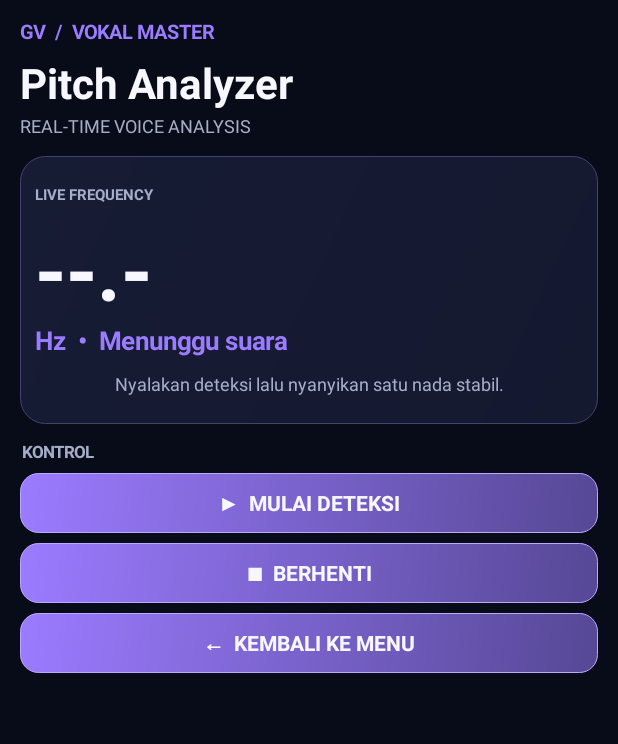
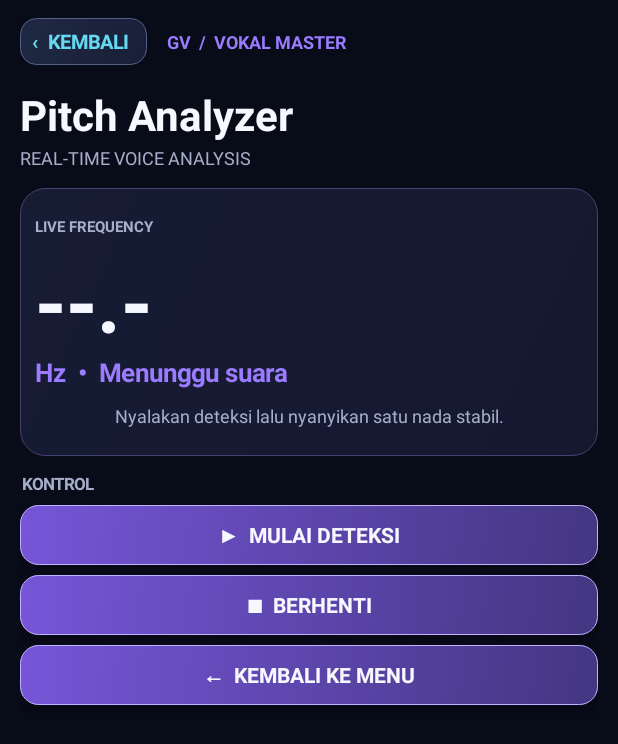
Before and after one commit to akiura1303/vocal-master-offline, an Android app: the screen it shows after launch (MainActivity), after a tap on an icon or button, on a phone screen of 412 x 824 dp. Shown: the top 744 px of the screen. Run offline under Robolectric (Android 15) with nearby library versions, the phone set to English and light mode, and no system bars.

Commit message:
Improve navigation, Android back behavior, and raised premium card UI

```diff
--- a/app/src/main/java/id/vocalmaster/offline/MainActivity.java
+++ b/app/src/main/java/id/vocalmaster/offline/MainActivity.java
@@ -22,6 +22,8 @@ public class MainActivity extends Activity {
     private AudioRecord recorder; private volatile boolean listening=false; private Thread audioThread;
     private final Handler handler=new Handler(Looper.getMainLooper());
     private int sessions=0;
+    private Runnable backAction=null;
+    private boolean onHome=true;
 
     @Override public void onCreate(Bundle b){super.onCreate(b);getWindow().setStatusBarColor(bg);getWindow().setNavigationBarColor(bg);home();}
     private GradientDrawable shape(int c,int r,int stroke){GradientDrawable d=new GradientDrawable(GradientDrawable.Orientation.TL_BR,new int[]{c,blend(c,0xFF11162B)});d.setCornerRadius(r);d.setStroke(1,stroke);return d;}
@@ -29,20 +31,20 @@ public class MainActivity extends Activity {
     private TextView txt(String s,int size,int color,boolean bold){TextView t=new TextView(this);t.setText(s);t.setTextSize(size);t.setTextColor(color);if(bold)t.setTypeface(Typeface.DEFAULT,Typeface.BOLD);return t;}
     private LinearLayout col(){LinearLayout l=new LinearLayout(this);l.setOrientation(1);return l;}
     private void startPage(String title,String eyebrow){
-        stopMic();page=col();page.setBackgroundColor(bg);ScrollView sc=new ScrollView(this);sc.setFillViewport(true);body=col();body.setPadding(20,18,20,28);sc.addView(body);page.addView(sc);setContentView(page);
-        TextView brand=txt("GV  /  VOKAL MASTER",13,purple,true);body.addView(brand);
+        stopMic(); onHome=false; backAction=()->home(); page=col();page.setBackgroundColor(bg);ScrollView sc=new ScrollView(this);sc.setFillViewport(true);body=col();body.setPadding(20,18,20,28);sc.addView(body);page.addView(sc);setContentView(page);
+        LinearLayout nav=new LinearLayout(this);nav.setGravity(Gravity.CENTER_VERTICAL);nav.setPadding(0,0,0,12); TextView back=txt("‹  KEMBALI",13,cyan,true);back.setPadding(12,10,18,10);back.setBackground(shape(0xFF202943,16,0xFF53618A));back.setElevation(7);back.setOnClickListener(v->goBack());nav.addView(back);TextView brand=txt("     GV  /  VOKAL MASTER",12,purple,true);nav.addView(brand);body.addView(nav);
         TextView head=txt(title,28,white,true);head.setPadding(0,9,0,2);body.addView(head);
         TextView sub=txt(eyebrow,12,muted,false);sub.setPadding(0,0,0,18);body.addView(sub);
     }
     private void label(String s){TextView t=txt(s.toUpperCase(Locale.ROOT),11,muted,true);t.setPadding(2,16,2,10);body.addView(t);}
     private void card(String icon,String title,String desc,Runnable run){
-        LinearLayout c=col();c.setPadding(16,15,16,15);c.setBackground(shape(panel,22,0xFF303956));
-        TextView ic=txt(icon,24,purple,true);c.addView(ic);TextView h=txt(title,17,white,true);h.setPadding(0,9,0,4);c.addView(h);c.addView(txt(desc,12,muted,false));
+        LinearLayout c=col();c.setPadding(18,17,18,17);c.setBackground(shape(0xFF1B2440,22,0xFF53618A));c.setElevation(9f);
+        TextView ic=txt(icon,24,purple,true);c.addView(ic);TextView h=txt(title,17,white,true);h.setPadding(0,9,0,4);c.addView(h);c.addView(txt(desc,12,muted,false)); TextView hint=txt("BUKA MODUL  ›",10,cyan,true);hint.setPadding(0,12,0,0);c.addView(hint);
         c.setOnClickListener(v->run.run());LinearLayout.LayoutParams p=new LinearLayout.LayoutParams(-1,-2);p.bottomMargin=11;body.addView(c,p);
     }
-    private void action(String s,Runnable r){TextView b=txt(s,14,white,true);b.setGravity(Gravity.CENTER);b.setPadding(15,15,15,15);b.setBackground(shape(purple,18,0xFFBBA9FF));LinearLayout.LayoutParams p=new LinearLayout.LayoutParams(-1,-2);p.bottomMargin=10;body.addView(b,p);b.setOnClickListener(v->r.run());}
+    private void action(String s,Runnable r){TextView b=txt(s,14,white,true);b.setGravity(Gravity.CENTER);b.setPadding(15,15,15,15);b.setBackground(shape(0xFF7656D8,18,0xFFC2B2FF));b.setElevation(8f);LinearLayout.LayoutParams p=new LinearLayout.LayoutParams(-1,-2);p.bottomMargin=10;body.addView(b,p);b.setOnClickListener(v->r.run());}
     private void home(){
-        startPage("Train your voice.","YOUR PERSONAL OFFLINE VOCAL COACH");
+        onHome=true;backAction=null; startPage("Train your voice.","YOUR PERSONAL OFFLINE VOCAL COACH");
         LinearLayout hero=col();hero.setPadding(19,20,19,20);hero.setBackground(shape(0xFF27204B,25,0xFF594A91));
         TextView pill=txt("✦  VOCAL PERFORMANCE STUDIO",10,cyan,true);hero.addView(pill);
         TextView h=txt("Temukan\nsuara terbaikmu.",29,white,true);h.setPadding(0,13,0,7);hero.addView(h);
@@ -198,7 +200,7 @@ public class MainActivity extends Activity {
     private void stopMic(){listening=false;AudioRecord old=recorder;recorder=null;if(old!=null){try{old.stop();}catch(Exception ignored){}try{old.release();}catch(Exception ignored){}}audioThread=null;}
     @Override public void onRequestPermissionsResult(int r,String[] p,int[] g){super.onRequestPermissionsResult(r,p,g);if(r==77&&g.length>0&&g[0]==PackageManager.PERMISSION_GRANTED)startMic();else if(r==77&&statusView!=null)statusView.setText("Izin mikrofon dibutuhkan.");else if(r==78)home();}
     private void exercise(String title,String guide,int inhale,int hold,int exhale){
-        startPage(title,"GUIDED VOCAL SESSION");card("✦","Panduan latihan",guide,()->{});TextView timer=txt("READY",36,purple,true);timer.setGravity(Gravity.CENTER);timer.setPadding(0,28,0,28);body.addView(timer);
+        Runnable returnPage=backAction; startPage(title,"GUIDED VOCAL SESSION"); backAction=returnPage; card("✦","Panduan latihan",guide,()->{});TextView timer=txt("READY",36,purple,true);timer.setGravity(Gravity.CENTER);timer.setPadding(0,28,0,28);body.addView(timer);
         action("MULAI 1 PUTARAN",()->{timer.setText("TARIK  "+inhale+"s");handler.postDelayed(()->timer.setText("TAHAN  "+hold+"s"),inhale*1000L);handler.postDelayed(()->timer.setText("HEMBUS  "+exhale+"s"),(inhale+hold)*1000L);handler.postDelayed(()->{timer.setText("SELESAI  ✓");sessions++;},(inhale+hold+exhale)*1000L);});action("KEMBALI",this::home);
     }
     private void piano(){
@@ -210,5 +212,13 @@ public class MainActivity extends Activity {
     private void tone(double hz){new Thread(()->{int sr=44100,n=sr*650/1000;short[] a=new short[n];for(int i=0;i<n;i++)a[i]=(short)(Math.sin(2*Math.PI*hz*i/sr)*4500*Math.min(1,Math.min(i/400.0,(n-i)/400.0)));AudioTrack t=new AudioTrack.Builder().setAudioAttributes(new AudioAttributes.Builder().setUsage(AudioAttributes.USAGE_MEDIA).setContentType(AudioAttributes.CONTENT_TYPE_MUSIC).build()).setAudioFormat(new AudioFormat.Builder().setSampleRate(sr).setEncoding(AudioFormat.ENCODING_PCM_16BIT).setChannelMask(AudioFormat.CHANNEL_OUT_MONO).build()).setBufferSizeInBytes(n*2).build();try{t.play();t.write(a,0,n);t.stop();}finally{t.release();}}).start();}
     private void range(){startPage("Vocal Range Test","FIND YOUR COMFORTABLE RANGE");card("01  ↓","Nada terendah","Turunkan nada perlahan dari suara bicara. Catat nada yang stabil dan nyaman.",this::tuner);card("02  ↑","Nada tertinggi","Naikkan nada secara bertahap dengan volume lembut. Jangan menekan leher.",this::tuner);card("03  ✓","Evaluasi","Rentang nyaman lebih penting daripada nada ekstrem. Hentikan jika terasa sakit.",()->exercise("Evaluasi","Catat nada yang paling mudah diulang.",3,2,4));action("KEMBALI",this::home);}
     private void lessons(){startPage("Vocal Academy","LEARN • PRACTICE • IMPROVE");String[][] data={{"Postur & napas","Berdiri rileks. Bahu tidak terangkat; rasakan gerak rusuk bawah."},{"Humming","Dengungkan nada nyaman dengan bibir tertutup ringan."},{"Lip Trill","Getarkan bibir dengan aliran udara stabil tanpa menegangkan rahang."},{"Chest Voice","Latih nada bicara di rentang nyaman tanpa mendorong volume."},{"Head Voice & Falsetto","Eksplorasi nada tinggi dengan ringan, tanpa menekan leher."},{"Mixed Voice","Latih transisi register bertahap dengan vokal ringan."},{"Vibrato","Pertahankan nada panjang yang stabil dan rileks."}};for(String[] d:data)card("✧",d[0],d[1],()->exercise(d[0],d[1],4,2,6));action("KEMBALI",this::home);}
+    private void goBack(){ if(backAction!=null){Runnable target=backAction;backAction=null;stopMic();target.run();}else home(); }
+    @Override public void onBackPressed(){
+        if(!onHome){goBack();return;}
+        new android.app.AlertDialog.Builder(this).setTitle("Keluar dari GV Vokal Master?")
+            .setMessage("Yakin ingin menutup aplikasi?")
+            .setNegativeButton("Batal",(d,w)->d.dismiss())
+            .setPositiveButton("Keluar",(d,w)->{stopMic();finish();}).show();
+    }
     @Override protected void onDestroy(){stopMic();super.onDestroy();}
 }
```
